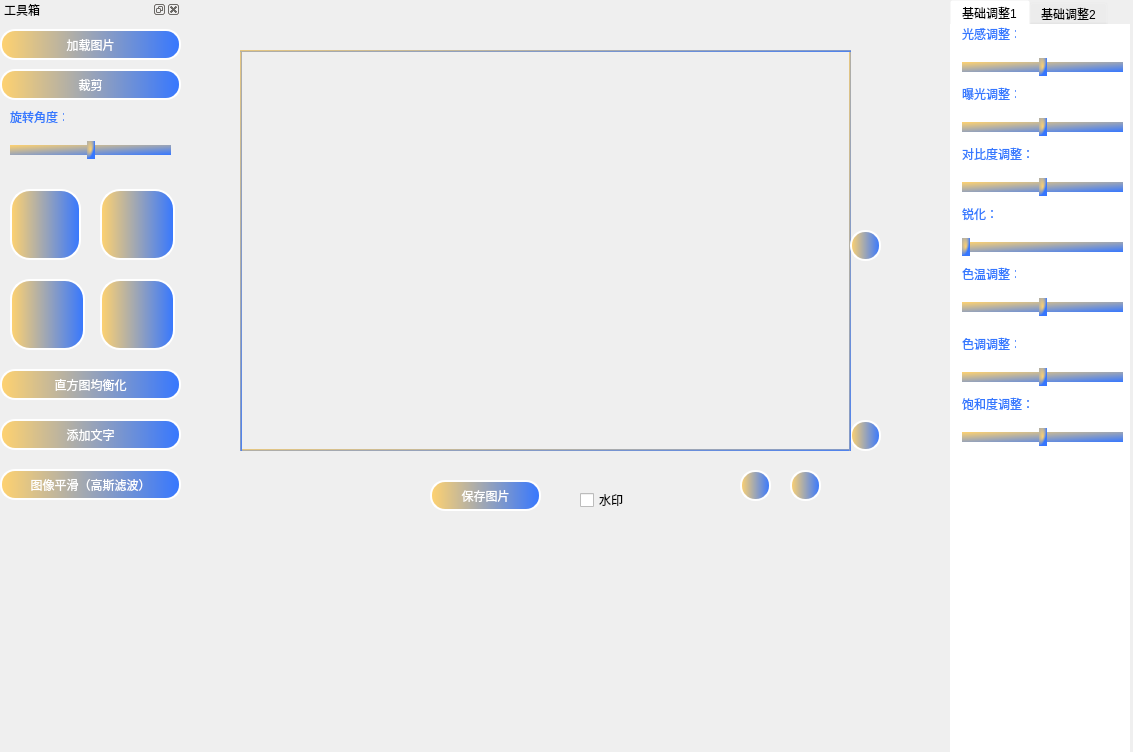
This is qt_demo/mainwindow.ui in Signal-groupproject/digital_signal as Qt 5 draws it before an edit. The edited form follows.
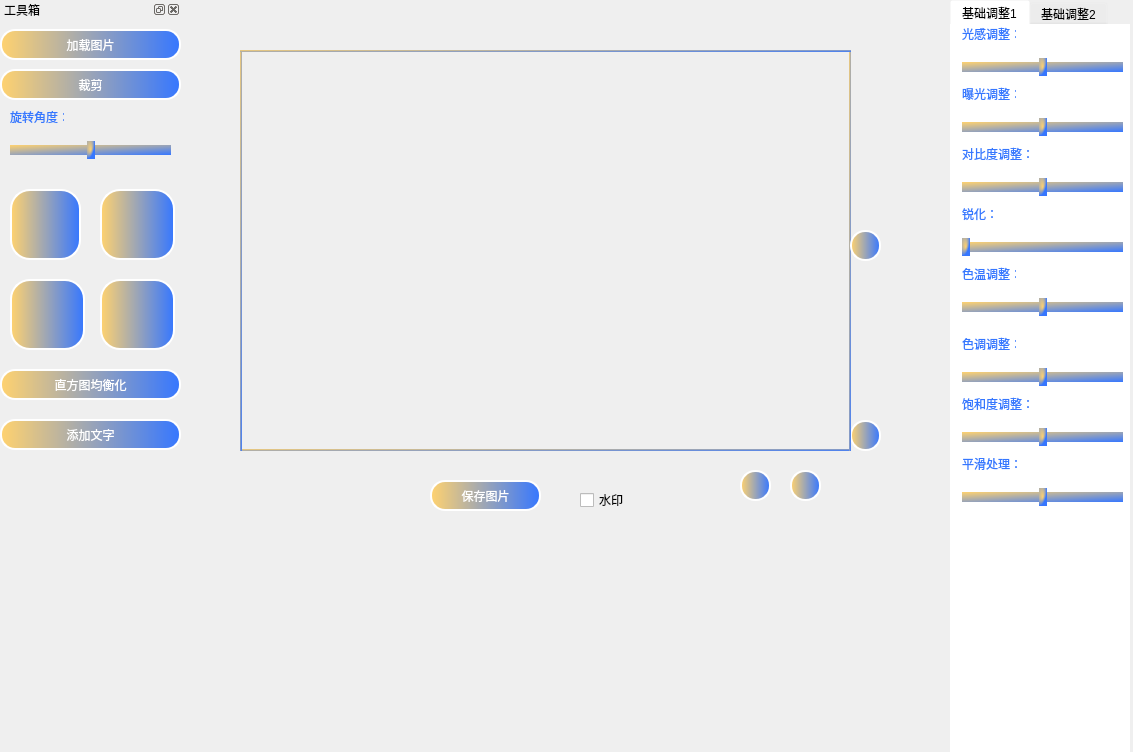
This is the edited form. Icons and pictures are not drawn.

Diff of the .ui file:
```diff
--- a/qt_demo/mainwindow.ui
+++ b/qt_demo/mainwindow.ui
@@ -433,46 +433,6 @@
       <bool>false</bool>
      </property>
     </widget>
-    <widget class="QPushButton" name="smoothing">
-     <property name="geometry">
-      <rect>
-       <x>0</x>
-       <y>450</y>
-       <width>181</width>
-       <height>31</height>
-      </rect>
-     </property>
-     <property name="styleSheet">
-      <string notr="true">QPushButton {
-    font: 10pt &quot;微软雅黑&quot;;
-    color: #FFFFFF;
-    background: qlineargradient(spread:pad, x1:0, y1:0, x2:1, y2:0, stop:0 #ffd26f, stop:1 #3677ff);
-    border-radius: 15px;
-    border-style: solid;
-    border-width: 2px;
-    padding: 5px;
-}
-
-QPushButton:hover,
-QPushButton:pressed,
-QPushButton:checked {
-    color: #FFFFFF;
-    background: qlineargradient(spread:pad, x1:0, y1:0, x2:1, y2:0, stop:0 #ffd26f, stop:1 #3677ff);
-}
-
-QPushButton:pressed,
-QPushButton:checked {
-    background: qlineargradient(spread:pad, x1:0, y1:0, x2:0, y2:1, stop:0 #ffd26f, stop:1 #3677ff);
-}
-</string>
-     </property>
-     <property name="text">
-      <string>图像平滑（高斯滤波）</string>
-     </property>
-     <property name="checkable">
-      <bool>false</bool>
-     </property>
-    </widget>
    </widget>
   </widget>
   <widget class="QWidget" name="widget" native="true">
@@ -1317,6 +1277,70 @@
       <string>饱和度调整：</string>
      </property>
     </widget>
+    <widget class="QSlider" name="smoothing">
+     <property name="geometry">
+      <rect>
+       <x>10</x>
+       <y>460</y>
+       <width>161</width>
+       <height>22</height>
+      </rect>
+     </property>
+     <property name="styleSheet">
+      <string notr="true">QSlider::add-page:Horizontal {
+    background: qlineargradient(spread:pad, x1:0, y1:0, x2:1, y2:1, stop:0 #ffd26f, stop:1 #3677ff);
+    height: 4px;
+	background-color:rgba(255,255,255,0);
+}
+
+QSlider::sub-page:Horizontal {
+    background: qlineargradient(spread:pad, x1:0, y1:0, x2:1, y2:1, stop:0 #ffd26f, stop:1 #3677ff);
+    height: 4px;
+	background-color:rgba(255,255,255,0);
+}
+
+QSlider::groove:Horizontal {
+    background: qlineargradient(spread:pad, x1:0, y1:0, x2:1, y2:1, stop:0 #ffd26f, stop:1 #3677ff);
+    height: 10px;
+}
+
+QSlider::handle:Horizontal {
+    width: 8px;
+    margin: -4 0px;
+    background: qradialgradient(cx:0, cy:0, radius:1, fx:0.5, fy:0.5, stop:0 #ffd26f, stop:1 #3677ff);
+}
+</string>
+     </property>
+     <property name="minimum">
+      <number>-100</number>
+     </property>
+     <property name="maximum">
+      <number>100</number>
+     </property>
+     <property name="orientation">
+      <enum>Qt::Horizontal</enum>
+     </property>
+    </widget>
+    <widget class="QLabel" name="label_11">
+     <property name="geometry">
+      <rect>
+       <x>10</x>
+       <y>430</y>
+       <width>71</width>
+       <height>16</height>
+      </rect>
+     </property>
+     <property name="styleSheet">
+      <string notr="true">QLabel {
+    color: qlineargradient(x1: 0, y1: 0, x2: 1, y2: 1, stop: 0 #ffd26f, stop: 1 #3677ff);
+	background-color:rgba(255,255,255,0);
+}
+</string>
+     </property>
+     <property name="text">
+      <string>平滑处理：</string>
+     </property>
+    </widget>
    </widget>
    <widget class="QWidget" name="tab_2">
     <attribute name="title">
```
